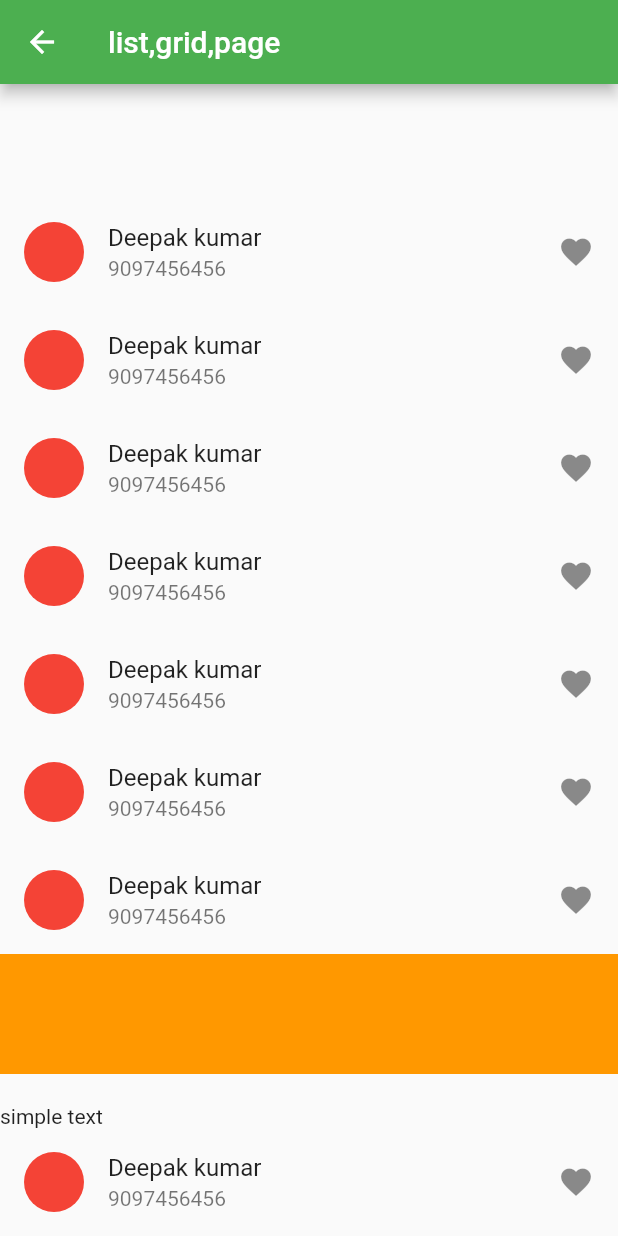
After one commit to dkdangi/Firstapp, a Flutter app: the Day7 screen opened directly, on a phone screen of 412 x 824 dp. The commit adds this screen. Run offline on Flutter 3.47's test engine with Material 2 defaults, Android fonts, the phone set to English and light mode, and no system bars.

Commit message:
'update'

```diff
--- a/lib/main.dart
+++ b/lib/main.dart
@@ -26,7 +26,7 @@ class MyApp extends StatelessWidget {
 
       debugShowCheckedModeBanner: false,
       title: "Flutter First App",
-      //home:  day6()
+      //home:  Day7()
     );
   }
 }
--- a/lib/pages/day6.dart
+++ b/lib/pages/day6.dart
@@ -1,4 +1,4 @@
-import 'package:first_app/pages/tiktok_stack.dart';
+
 import 'package:flutter/material.dart';
 
 
@@ -35,6 +35,12 @@ class Day6 extends StatelessWidget {
             ),
             ElevatedButton(
               onPressed: (){
+                Navigator.pushNamed(context, "/day7");
+              },
+              child: Text("Day7"),
+            ),
+            ElevatedButton(
+              onPressed: (){
                 Navigator.pushNamed(context, "/imagePage");
               },
               child: Text("ImagePage"),
--- /dev/null
+++ b/lib/pages/day7.dart
@@ -0,0 +1,131 @@
+import 'package:flutter/material.dart';
+
+class Day7 extends StatelessWidget {
+  @override
+  Widget build(BuildContext context) {
+    return Scaffold(
+      appBar: AppBar(
+        title: Text("list,grid,page"),
+      ),
+      body: ListView(
+        reverse: true,
+        physics: ScrollPhysics(),
+        children: [
+          ListTile(
+            title: Text("Deepak kumar"),
+            subtitle: Text("9097456456"),
+            trailing: Icon(Icons.favorite),
+            leading: Container(
+              height: 40,
+              width: 40,
+              decoration: BoxDecoration(
+                shape: BoxShape.circle,
+                color: Colors.red,
+              ),
+            ),
+          ),
+          Text("simple text"),
+          SizedBox(height: 20,),
+          Container(
+            width: 40,
+            height: 80,
+            decoration: BoxDecoration(
+              color: Colors.orange,
+            ),
+          ),
+          ListTile(
+            title: Text("Deepak kumar"),
+            subtitle: Text("9097456456"),
+            trailing: Icon(Icons.favorite),
+            leading: Container(
+              height: 40,
+              width: 40,
+              decoration: BoxDecoration(
+                shape: BoxShape.circle,
+                color: Colors.red,
+              ),
+            ),
+          ),
+          ListTile(
+            title: Text("Deepak kumar"),
+            subtitle: Text("9097456456"),
+            trailing: Icon(Icons.favorite),
+            leading: Container(
+              height: 40,
+              width: 40,
+              decoration: BoxDecoration(
+                shape: BoxShape.circle,
+                color: Colors.red,
+              ),
+            ),
+          ),
+          ListTile(
+            title: Text("Deepak kumar"),
+            subtitle: Text("9097456456"),
+            trailing: Icon(Icons.favorite),
+            leading: Container(
+              height: 40,
+              width: 40,
+              decoration: BoxDecoration(
+                shape: BoxShape.circle,
+                color: Colors.red,
+              ),
+            ),
+          ),
+          ListTile(
+            title: Text("Deepak kumar"),
+            subtitle: Text("9097456456"),
+            trailing: Icon(Icons.favorite),
+            leading: Container(
+              height: 40,
+              width: 40,
+              decoration: BoxDecoration(
+                shape: BoxShape.circle,
+                color: Colors.red,
+              ),
+            ),
+          ),
+          ListTile(
+            title: Text("Deepak kumar"),
+            subtitle: Text("9097456456"),
+            trailing: Icon(Icons.favorite),
+            leading: Container(
+              height: 40,
+              width: 40,
+              decoration: BoxDecoration(
+                shape: BoxShape.circle,
+                color: Colors.red,
+              ),
+            ),
+          ),
+          ListTile(
+            title: Text("Deepak kumar"),
+            subtitle: Text("9097456456"),
+            trailing: Icon(Icons.favorite),
+            leading: Container(
+              height: 40,
+              width: 40,
+              decoration: BoxDecoration(
+                shape: BoxShape.circle,
+                color: Colors.red,
+              ),
+            ),
+          ),
+          ListTile(
+            title: Text("Deepak kumar"),
+            subtitle: Text("9097456456"),
+            trailing: Icon(Icons.favorite),
+            leading: Container(
+              height: 40,
+              width: 40,
+              decoration: BoxDecoration(
+                shape: BoxShape.circle,
+                color: Colors.red,
+              ),
+            ),
+          ),
+        ],
+      ),
+    );
+  }
+}
```
Also changed, not shown: lib/domain/list_entity.dart (added, +27 -0 lines), lib/pages/grid_view_builder.dart (added, +31 -0 lines), lib/pages/list_view_builder.dart (added, +32 -0 lines), lib/pages/on_generate_route.dart (+17 -4 lines).
